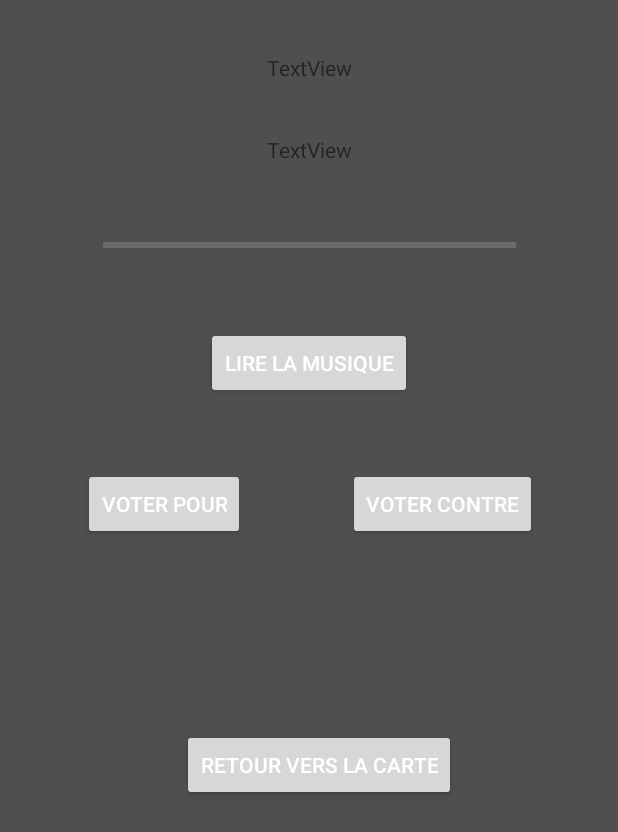
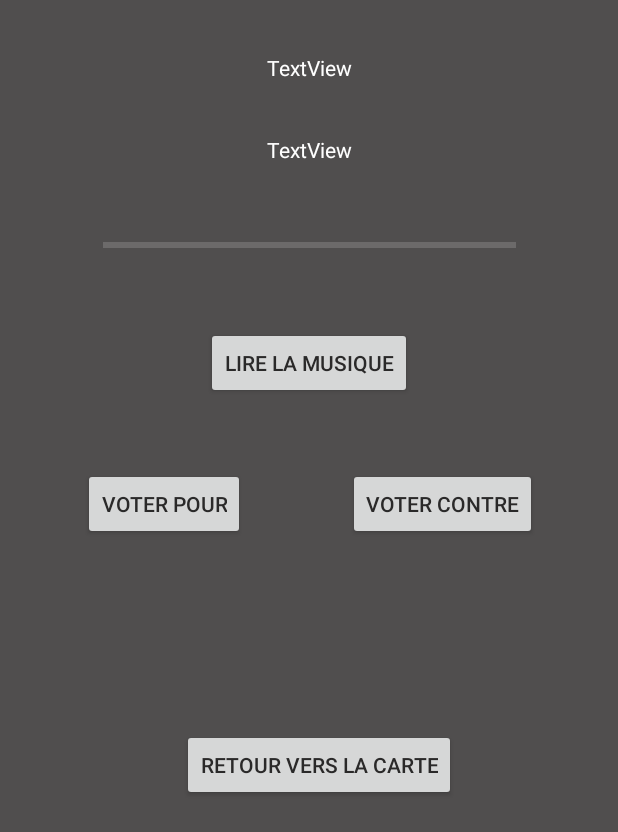
Before and after one commit to apomalyn/NearUMix, an Android app: the VuePointInfluence screen opened directly, with no data from a screen before it, on a phone screen of 412 x 824 dp. Shown: the top 832 px of the screen. Run offline under Robolectric (Android 15) with nearby library versions, the phone set to English and light mode, and no system bars; 3 statements that could not run were skipped.

Commit message:
COrrectif du beug google

```diff
--- a/app/build.gradle
+++ b/app/build.gradle
@@ -24,6 +24,7 @@ dependencies {
     androidTestCompile('com.android.support.test.espresso:espresso-core:2.2.2', {
         exclude group: 'com.android.support', module: 'support-annotations'
     })
+    compile files('/home/sheshire/AndroidStudioProjects/NearUMix/lib/ksoap2-android-assembly-2.4-jar-with-dependencies.jar')
     compile 'com.google.android.gms:play-services-maps:11.0.4'
     compile 'com.google.android.gms:play-services-auth:11.0.4'
     compile 'com.android.support:appcompat-v7:26.+'
@@ -32,6 +33,5 @@ dependencies {
     compile 'com.android.support:gridlayout-v7:26.+'
     compile 'com.android.support:support-v4:26.+'
     testCompile 'junit:junit:4.12'
-    compile files('/home/sheshire/AndroidStudioProjects/NearUMix/lib/ksoap2-android-assembly-2.4-jar-with-dependencies.jar')
 }
 apply plugin: 'com.google.gms.google-services'
--- a/app/src/debug/res/values/google_maps_api.xml
+++ b/app/src/debug/res/values/google_maps_api.xml
@@ -20,7 +20,5 @@
     Once you have your key (it starts with "AIza"), replace the "google_maps_key"
     string in this file.
     -->
-    <string name="google_maps_key" templateMergeStrategy="preserve" translatable="false">
-        AIzaSyAd9KjmERQlM54ROt6R1uL7gxStWaW6_2U
-    </string>
+    <string name="google_maps_key" templateMergeStrategy="preserve" translatable="false">AIzaSyAd9KjmERQlM54ROt6R1uL7gxStWaW6_2U</string>
 </resources>
--- a/app/src/main/java/squiddle/sheshire/apomalyn/qc/ca/nearumix/VueConnexion.java
+++ b/app/src/main/java/squiddle/sheshire/apomalyn/qc/ca/nearumix/VueConnexion.java
@@ -166,7 +166,7 @@ public class VueConnexion extends AppCompatActivity implements
             updateUI(false);
         }
         BaseDeDonnees bd = new BaseDeDonnees();
-        Log.d(TAG, bd.envoyerRequete(BaseDeDonnees.GET_UTILISATEUR));
+        //Log.d(TAG, bd.envoyerRequete(BaseDeDonnees.GET_UTILISATEUR));
         Intent changementVersCarte = new Intent(VueConnexion.this, VueMenu.class);
         startActivity(changementVersCarte);
     }
--- a/app/src/main/res/layout/vue_point_influence.xml
+++ b/app/src/main/res/layout/vue_point_influence.xml
@@ -10,13 +10,14 @@
         android:id="@+id/nom_pi"
         android:layout_width="wrap_content"
         android:layout_height="wrap_content"
+        android:layout_marginLeft="8dp"
+        android:layout_marginRight="8dp"
+        android:layout_marginTop="35dp"
         android:text="TextView"
-        app:layout_constraintTop_toTopOf="parent"
-        android:layout_marginTop="35dp"
-        android:layout_marginRight="8dp"
+        android:textColor="@android:color/background_light"
+        app:layout_constraintLeft_toLeftOf="parent"
         app:layout_constraintRight_toRightOf="parent"
-        android:layout_marginLeft="8dp"
-        app:layout_constraintLeft_toLeftOf="parent" />
+        app:layout_constraintTop_toTopOf="parent" />
 
     <ProgressBar
         android:id="@+id/avancement_musique"
@@ -41,6 +42,7 @@
         android:layout_marginRight="8dp"
         android:layout_marginTop="35dp"
         android:text="Lire la musique"
+        android:textColor="@color/colorPrimaryDark"
         app:layout_constraintLeft_toLeftOf="parent"
         app:layout_constraintRight_toRightOf="parent"
         app:layout_constraintTop_toBottomOf="@+id/avancement_musique" />
@@ -49,12 +51,13 @@
         android:id="@+id/nom_musique"
         android:layout_width="wrap_content"
         android:layout_height="wrap_content"
+        android:layout_marginLeft="8dp"
+        android:layout_marginRight="8dp"
+        android:layout_marginTop="35dp"
         android:text="TextView"
-        android:layout_marginRight="8dp"
+        android:textColor="@android:color/background_light"
+        app:layout_constraintLeft_toLeftOf="parent"
         app:layout_constraintRight_toRightOf="parent"
-        android:layout_marginLeft="8dp"
-        app:layout_constraintLeft_toLeftOf="parent"
-        android:layout_marginTop="35dp"
         app:layout_constraintTop_toBottomOf="@+id/nom_pi" />
 
     <Button
@@ -64,6 +67,7 @@
         android:layout_marginLeft="55dp"
         android:layout_marginTop="312dp"
         android:text="Voter pour"
+        android:textColor="@color/colorPrimaryDark"
         app:layout_constraintLeft_toLeftOf="parent"
         app:layout_constraintTop_toTopOf="parent" />
 
@@ -74,6 +78,7 @@
         android:layout_marginRight="54dp"
         android:layout_marginTop="312dp"
         android:text="Voter contre"
+        android:textColor="@color/colorPrimaryDark"
         app:layout_constraintRight_toRightOf="parent"
         app:layout_constraintTop_toTopOf="parent" />
 
@@ -86,6 +91,7 @@
         android:layout_marginTop="486dp"
         android:onClick="retourCarte"
         android:text="Retour vers la carte"
+        android:textColor="@color/colorPrimaryDark"
         app:layout_constraintHorizontal_bias="0.399"
         app:layout_constraintLeft_toLeftOf="parent"
         app:layout_constraintRight_toRightOf="parent"
--- a/app/src/main/res/values/strings.xml
+++ b/app/src/main/res/values/strings.xml
@@ -59,4 +59,9 @@
     <string name="pref_ringtone_silent">Silencieux</string>
 
     <string name="pref_title_vibrate">Vibreur</string>
+
+    <string name="provider_disabled">The provider %s is now disabled</string>
+    <string name="provider_enabled">The provider %s is now enabled</string>
+    <string name="provider_new_status">The provider %1$s has now a new status %2$s</string>
+    <string name="new_location">New Location : Latitude = %1$s, Longitude = %2$s, Altitude = %3$s avec une précision de %4$s metres </string>
 </resources>
--- a/app/src/main/res/values/styles.xml
+++ b/app/src/main/res/values/styles.xml
@@ -15,6 +15,7 @@
         <item name="android:colorForeground">@color/common_google_signin_btn_text_dark_default
         </item>
         <item name="android:textColorPrimary">@color/common_google_signin_btn_text_dark</item>
+        <item name="android:textColorPrimaryInverse">@color/common_google_signin_btn_text_dark_pressed</item>
     </style>
 
     <style name="NearUMix.AppBarOverlay" parent="ThemeOverlay.AppCompat.Dark.ActionBar" />
```
Also changed, not shown: app/src/main/AndroidManifest.xml (+15 -1 lines), app/src/main/java/squiddle/sheshire/apomalyn/qc/ca/nearumix/VueMenu.java (+93 -3 lines), 2 other files.
